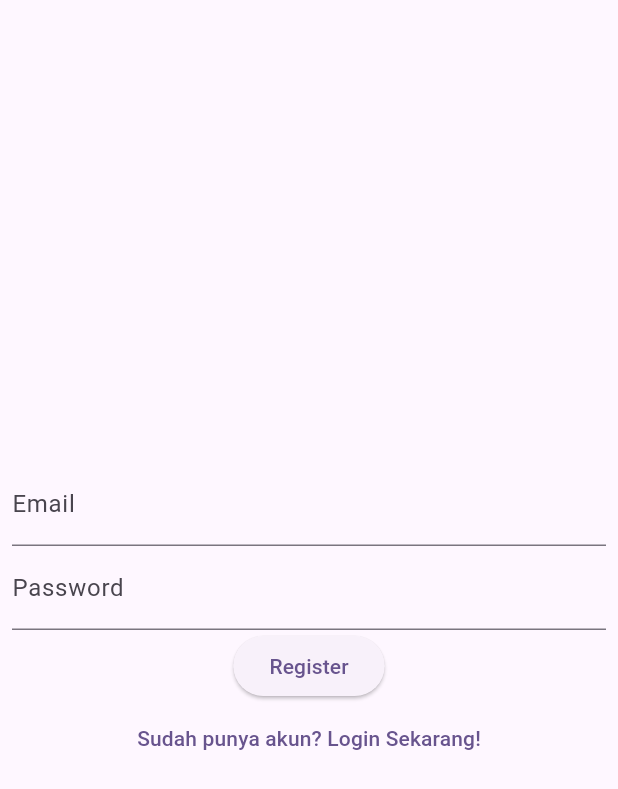
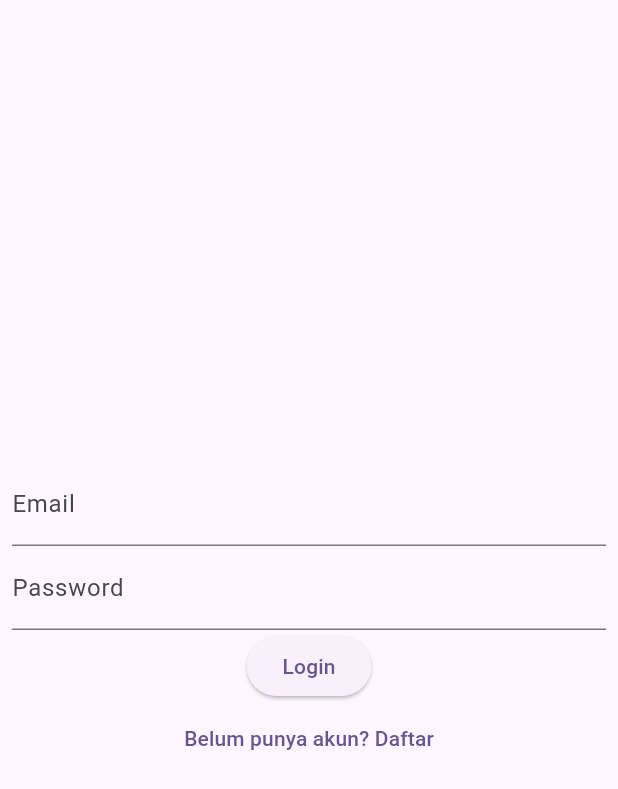
Before and after one commit to Defarrel/20220140033_act4, a Flutter app: the RegisterPage screen opened directly, after a tap on "Sudah punya akun? Login Sekarang!", on a phone screen of 412 x 824 dp. Shown: the top 789 px of the screen. Run offline on Flutter 3.47's test engine with Material 3 defaults, Android fonts, the phone set to English and light mode, and no system bars.

```diff
--- a/lib/page/register_page.dart
+++ b/lib/page/register_page.dart
@@ -48,11 +48,9 @@ class _RegisterPageState extends State<RegisterPage> {
               ElevatedButton(onPressed: () {}, child: const Text('Register')),
               TextButton(
                 onPressed: () {
-                  Navigator.push(
+                  Navigator.pop(
                     context,
-                    MaterialPageRoute(
-                      builder: (context) => const RegisterPage(),
-                    ),
+                    MaterialPageRoute(builder: (context) => const LoginPage()),
                   );
                 },
                 child: const Text('Sudah punya akun? Login Sekarang!'),
```
